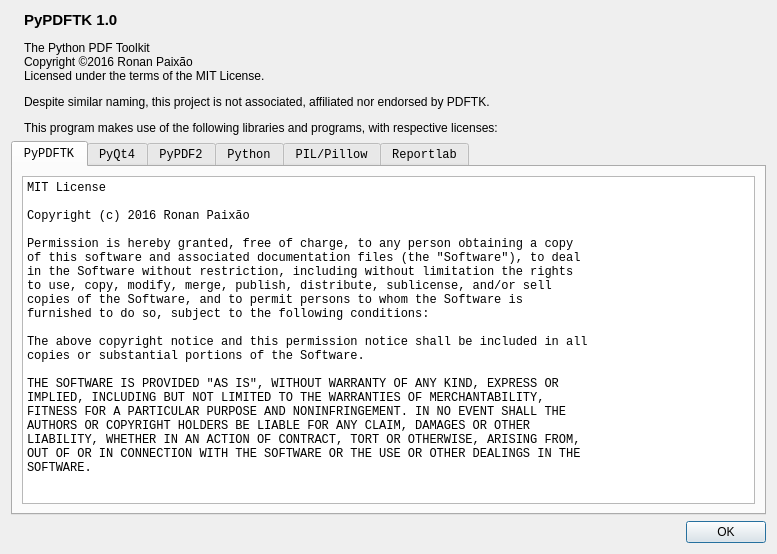
Old version of the form about.ui in the repository ronanpaixao/PyPDFTK.
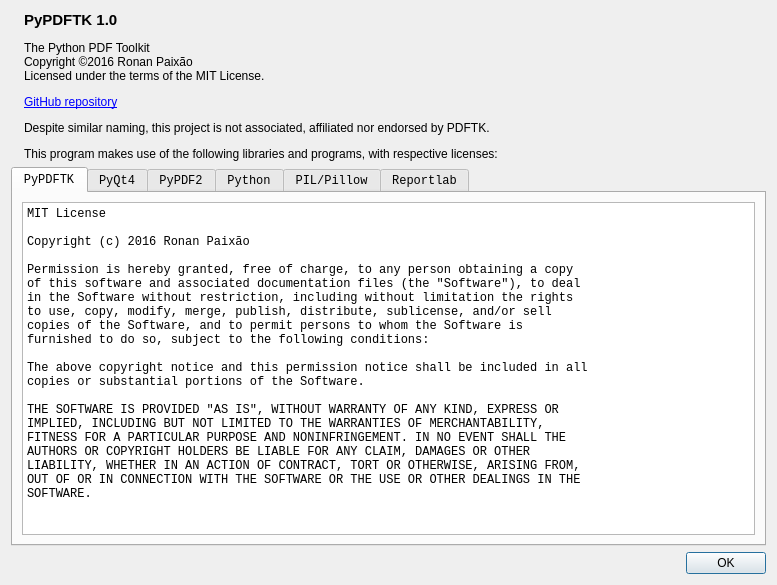
New version of the form. Icons and pictures are not drawn.

Commit message: Add GitHub repo link to credits dialog

```diff
--- a/about.ui
+++ b/about.ui
@@ -7,7 +7,7 @@
     <x>0</x>
     <y>0</y>
     <width>777</width>
-    <height>554</height>
+    <height>585</height>
    </rect>
   </property>
   <property name="windowTitle">
@@ -44,7 +44,7 @@
         </sizepolicy>
        </property>
        <property name="text">
-        <string>&lt;html&gt;&lt;head/&gt;&lt;body&gt;&lt;p&gt;&lt;span style=&quot; font-size:11pt; font-weight:600;&quot;&gt;PyPDFTK 1.0&lt;/span&gt;&lt;/p&gt;&lt;p&gt;The Python PDF Toolkit&lt;br/&gt;Copyright ©2016 Ronan Paixão&lt;br/&gt;Licensed under the terms of the MIT License.&lt;/p&gt;&lt;p&gt;Despite similar naming, this project is not associated, affiliated nor endorsed by PDFTK.&lt;/p&gt;&lt;p&gt;This program makes use of the following libraries and programs, with respective licenses:&lt;/p&gt;&lt;/body&gt;&lt;/html&gt;</string>
+        <string>&lt;html&gt;&lt;head/&gt;&lt;body&gt;&lt;p&gt;&lt;span style=&quot; font-size:11pt; font-weight:600;&quot;&gt;PyPDFTK 1.0&lt;/span&gt;&lt;/p&gt;&lt;p&gt;The Python PDF Toolkit&lt;br/&gt;Copyright ©2016 Ronan Paixão&lt;br/&gt;Licensed under the terms of the MIT License.&lt;/p&gt;&lt;p&gt;&lt;a href=&quot;https://github.com/ronanpaixao/PyPDFTK&quot;&gt;&lt;span style=&quot; text-decoration: underline; color:#0000ff;&quot;&gt;GitHub repository&lt;/span&gt;&lt;/a&gt;&lt;/p&gt;&lt;p&gt;Despite similar naming, this project is not associated, affiliated nor endorsed by PDFTK.&lt;/p&gt;&lt;p&gt;This program makes use of the following libraries and programs, with respective licenses:&lt;/p&gt;&lt;/body&gt;&lt;/html&gt;</string>
        </property>
        <property name="alignment">
         <set>Qt::AlignLeading|Qt::AlignLeft|Qt::AlignVCenter</set>
```
